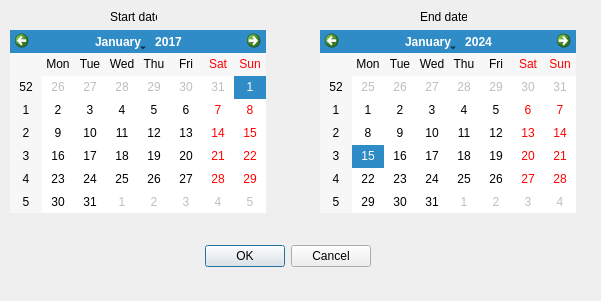
alvaro83/Swiss-Army-Knife-Converter, file exchangeratetrendselector.ui: the form before one commit.
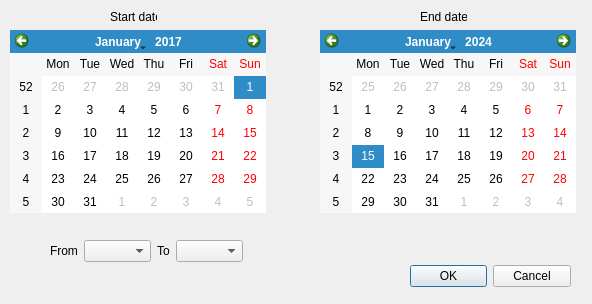
The form after the commit.

What changed in the file:
```diff
--- a/exchangeratetrendselector.ui
+++ b/exchangeratetrendselector.ui
@@ -6,8 +6,8 @@
    <rect>
     <x>0</x>
     <y>0</y>
-    <width>601</width>
-    <height>301</height>
+    <width>592</width>
+    <height>304</height>
    </rect>
   </property>
   <property name="windowTitle">
@@ -16,9 +16,9 @@
   <widget class="QDialogButtonBox" name="buttonBox">
    <property name="geometry">
     <rect>
-     <x>30</x>
-     <y>240</y>
-     <width>341</width>
+     <x>410</x>
+     <y>260</y>
+     <width>161</width>
      <height>32</height>
     </rect>
    </property>
@@ -82,6 +82,38 @@
     <string>End date</string>
    </property>
   </widget>
+  <widget class="QWidget" name="">
+   <property name="geometry">
+    <rect>
+     <x>50</x>
+     <y>240</y>
+     <width>194</width>
+     <height>22</height>
+    </rect>
+   </property>
+   <layout class="QHBoxLayout" name="horizontalLayout">
+    <item>
+     <widget class="QLabel" name="label_3">
+      <property name="text">
+       <string>From</string>
+      </property>
+     </widget>
+    </item>
+    <item>
+     <widget class="QComboBox" name="comboBox"/>
+    </item>
+    <item>
+     <widget class="QLabel" name="label_4">
+      <property name="text">
+       <string>To</string>
+      </property>
+     </widget>
+    </item>
+    <item>
+     <widget class="QComboBox" name="comboBox_2"/>
+    </item>
+   </layout>
+  </widget>
  </widget>
  <resources/>
  <connections>
```
